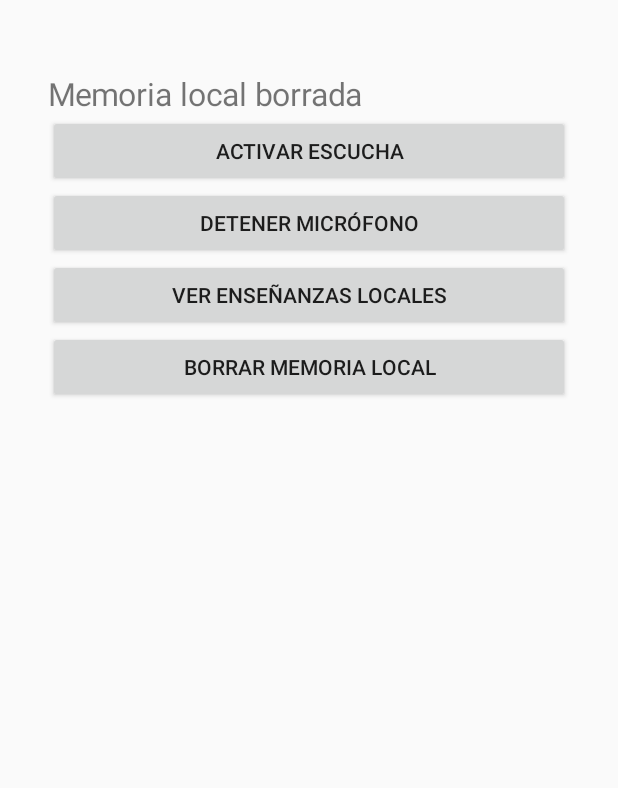
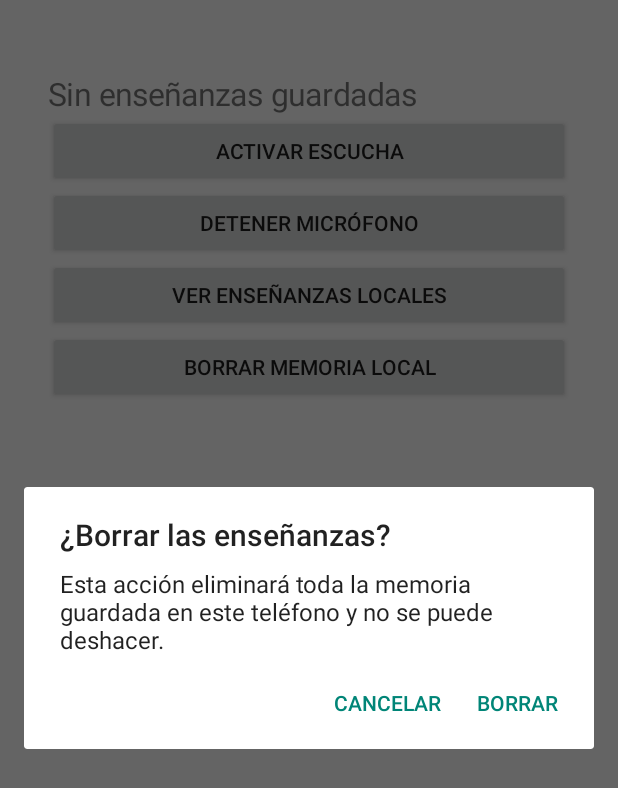
Before and after one commit to Luisj593/Jarvis, an Android app: the screen it shows after launch (MainActivity), after a tap on "BORRAR MEMORIA LOCAL", on a phone screen of 412 x 824 dp. Shown: the top 788 px of the screen. Run offline under Robolectric (Android 15) with nearby library versions, the phone set to English and light mode, and no system bars; 3 other taps on this screen came first.

Commit message:
Confirmar borrado de memoria y actualizar interfaz de JARVIS

```diff
--- a/app/src/main/java/com/jarvis/assistant/MainActivity.kt
+++ b/app/src/main/java/com/jarvis/assistant/MainActivity.kt
@@ -2,6 +2,7 @@ package com.jarvis.assistant
 
 import android.Manifest
 import android.app.Activity
+import android.app.AlertDialog
 import android.content.Intent
 import android.content.pm.PackageManager
 import android.os.Build
@@ -15,11 +16,11 @@ class MainActivity : Activity() {
  override fun onCreate(savedInstanceState: Bundle?) {
   super.onCreate(savedInstanceState)
   val layout=LinearLayout(this).apply { orientation=LinearLayout.VERTICAL; setPadding(48,72,48,32) }
-  status=TextView(this).apply { text="JARVIS · Escucha continua experimental\n\nActiva una vez y habla sin pulsar cada vez. Di «Jarvis» antes de tu instrucción.\n\nLa escucha puede interrumpirse por restricciones de Android."; textSize=21f }
+  status=TextView(this).apply { text="JARVIS 0.3 · Conversación y aprendizaje local\n\nActiva una vez y habla sin pulsar cada vez. Di «Jarvis» antes de tu instrucción.\n\nLa escucha puede interrumpirse por restricciones de Android."; textSize=21f }
   val start=Button(this).apply { text="Activar escucha"; setOnClickListener { activate() } }
   val stop=Button(this).apply { text="Detener micrófono"; setOnClickListener { startService(Intent(this@MainActivity,ListeningService::class.java).setAction(ListeningService.STOP)) } }
   val memory=Button(this).apply { text="Ver enseñanzas locales"; setOnClickListener { val saved=getSharedPreferences("jarvis_lessons",MODE_PRIVATE).getStringSet("lessons",emptySet()).orEmpty(); status.text=if(saved.isEmpty()) "Sin enseñanzas guardadas" else saved.joinToString("\n• ","Memoria local:\n• ") } }
-  val clear=Button(this).apply { text="Borrar memoria local"; setOnClickListener { getSharedPreferences("jarvis_lessons",MODE_PRIVATE).edit().clear().apply(); status.text="Memoria local borrada" } }
+  val clear=Button(this).apply { text="Borrar memoria local"; setOnClickListener { AlertDialog.Builder(this@MainActivity).setTitle("¿Borrar las enseñanzas?").setMessage("Esta acción eliminará toda la memoria guardada en este teléfono y no se puede deshacer.").setNegativeButton("Cancelar",null).setPositiveButton("Borrar") { _,_ -> getSharedPreferences("jarvis_lessons",MODE_PRIVATE).edit().clear().apply(); status.text="Memoria local borrada" }.show() } }
   layout.addView(status); layout.addView(start); layout.addView(stop); layout.addView(memory); layout.addView(clear); setContentView(layout)
   if(Build.VERSION.SDK_INT>=33 && checkSelfPermission(Manifest.permission.POST_NOTIFICATIONS)!=PackageManager.PERMISSION_GRANTED) requestPermissions(arrayOf(Manifest.permission.POST_NOTIFICATIONS),12)
  }
```
